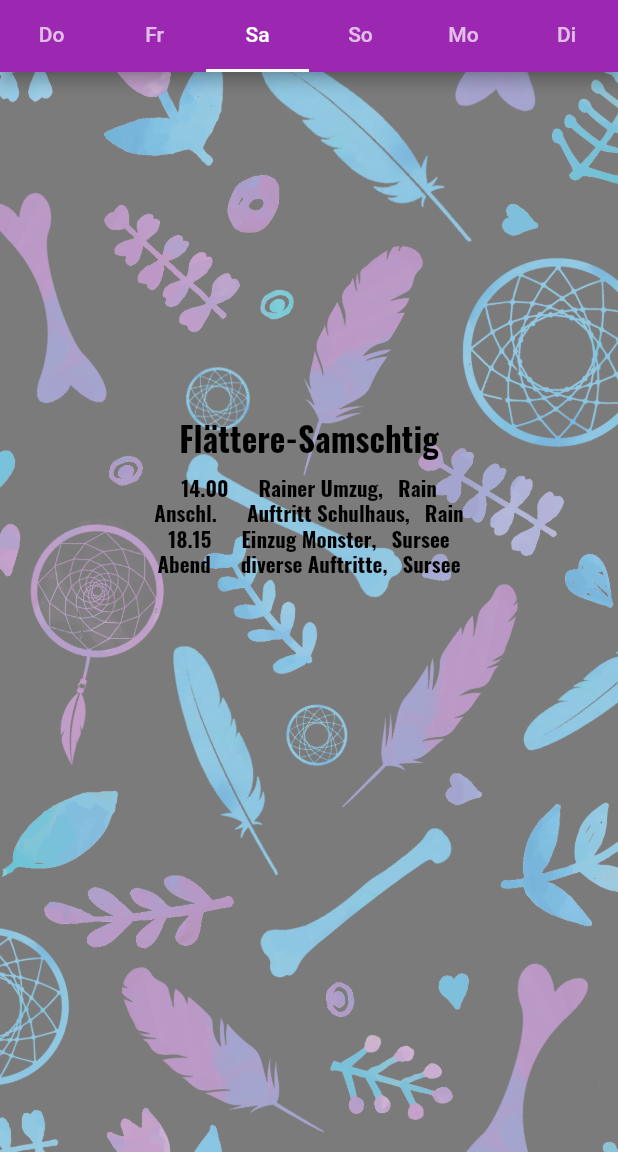
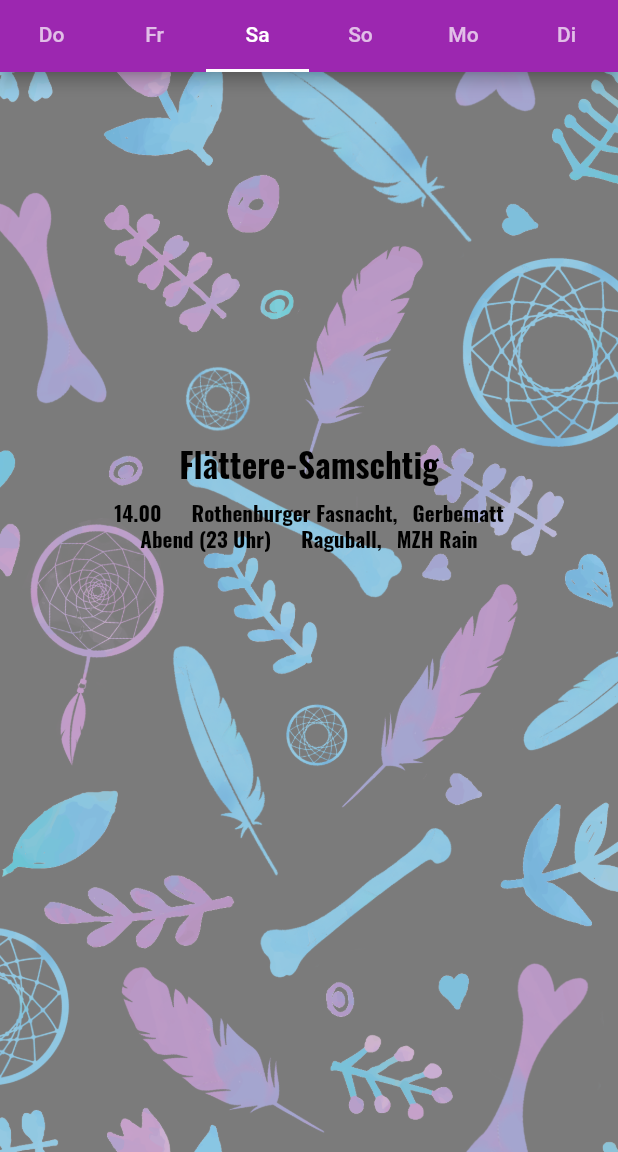
Before and after one commit to Reffx/flaeckegosler_app, a Flutter app: the ProgrammPage screen opened by its route, tab 3 chosen, on a phone screen of 412 x 824 dp, the part 84-1236 px from its top. Run offline on Flutter 3.47's test engine with Material 2 defaults, Android fonts, the phone set to English and light mode, and no system bars; our stand-ins replace flutter_html, google_maps_flutter, photo_view, shared_preferences; missing offline and left inert: fab_circular_menu, mailer; accounts and stored records are empty; network calls fail.

Commit message:
Update Fasnachtsprogramm
Update der verschiedenen Termine der Fasnacht

```diff
--- a/lib/pages/programm.dart
+++ b/lib/pages/programm.dart
@@ -160,7 +160,7 @@ class ProgrammPage extends StatelessWidget {
               ),
               SizedBox(width: 10),
               Text(
-                '(intern)',
+                '(intern), BCH',
                 style: _buildProgrammTextStyle(),
               ),
             ],
@@ -271,7 +271,7 @@ class ProgrammPage extends StatelessWidget {
               ),
               SizedBox(width: 10),
               Text(
-                'Flecken',
+                'Gerbematt',
                 style: _buildProgrammTextStyle(),
               ),
             ],
@@ -348,26 +348,7 @@ class ProgrammPage extends StatelessWidget {
             mainAxisAlignment: MainAxisAlignment.center,
             children: <Widget>[
               Text(
-                '15.45',
-                style: _buildProgrammTextStyle(),
-              ),
-              SizedBox(width: 20),
-              Text(
-                'Ständli,',
-                style: _buildProgrammTextStyle(),
-              ),
-              SizedBox(width: 10),
-              Text(
-                'Auto AG',
-                style: _buildProgrammTextStyle(),
-              ),
-            ],
-          ),
-          Row(
-            mainAxisAlignment: MainAxisAlignment.center,
-            children: <Widget>[
-              Text(
-                '16.20',
+                '16.00',
                 style: _buildProgrammTextStyle(),
               ),
               SizedBox(width: 20),
@@ -440,12 +421,12 @@ class ProgrammPage extends StatelessWidget {
               ),
               SizedBox(width: 20),
               Text(
-                'Rainer Umzug,',
+                'Rothenburger Fasnacht,',
                 style: _buildProgrammTextStyle(),
               ),
               SizedBox(width: 10),
               Text(
-                'Rain',
+                'Gerbematt',
                 style: _buildProgrammTextStyle(),
               ),
             ],
@@ -454,52 +435,17 @@ class ProgrammPage extends StatelessWidget {
             mainAxisAlignment: MainAxisAlignment.center,
             children: <Widget>[
               Text(
-                'Anschl.',
+                'Abend (23 Uhr)',
                 style: _buildProgrammTextStyle(),
               ),
               SizedBox(width: 20),
               Text(
-                'Auftritt Schulhaus,',
-                style: _buildProgrammTextStyle(),
-              ),
-              SizedBox(width: 10),
-              Text('Rain', style: _buildProgrammTextStyle()),
-            ],
-          ),
-          Row(
-            mainAxisAlignment: MainAxisAlignment.center,
-            children: <Widget>[
-              Text(
-                '18.15',
-                style: _buildProgrammTextStyle(),
-              ),
-              SizedBox(width: 20),
-              Text(
-                'Einzug Monster,',
+                'Raguball,',
                 style: _buildProgrammTextStyle(),
               ),
               SizedBox(width: 10),
               Text(
-                'Sursee',
-                style: _buildProgrammTextStyle(),
-              ),
-            ],
-          ),
-          Row(
-            mainAxisAlignment: MainAxisAlignment.center,
-            children: <Widget>[
-              Text(
-                'Abend',
-                style: _buildProgrammTextStyle(),
-              ),
-              SizedBox(width: 20),
-              Text(
-                'diverse Auftritte,',
-                style: _buildProgrammTextStyle(),
-              ),
-              SizedBox(width: 10),
-              Text(
-                'Sursee',
+                'MZH Rain',
                 style: _buildProgrammTextStyle(),
               ),
             ],
@@ -557,52 +503,33 @@ class ProgrammPage extends StatelessWidget {
             mainAxisAlignment: MainAxisAlignment.center,
             children: <Widget>[
               Text(
-                '14.00',
+                '13.00',
                 style: _buildProgrammTextStyle(),
               ),
               SizedBox(width: 20),
               Text(
-                'Eibeler Umzug,',
+                'Fasnacht Littau,',
                 style: _buildProgrammTextStyle(),
               ),
               SizedBox(width: 10),
-              Text('Inwil', style: _buildProgrammTextStyle()),
+              Text('Dorfschulhaus Littau', style: _buildProgrammTextStyle()),
             ],
           ),
           Row(
             mainAxisAlignment: MainAxisAlignment.center,
             children: <Widget>[
               Text(
-                'Anschl.',
+                '20.00',
                 style: _buildProgrammTextStyle(),
               ),
               SizedBox(width: 20),
               Text(
-                'Dörflifäscht,',
+                'Fasnacht Emmen,',
                 style: _buildProgrammTextStyle(),
               ),
               SizedBox(width: 10),
               Text(
-                'Inwil',
-                style: _buildProgrammTextStyle(),
-              ),
-            ],
-          ),
-          Row(
-            mainAxisAlignment: MainAxisAlignment.center,
-            children: <Widget>[
-              Text(
-                'Abend',
-                style: _buildProgrammTextStyle(),
-              ),
-              SizedBox(width: 20),
-              Text(
-                'Raguball (23 Uhr),',
-                style: _buildProgrammTextStyle(),
-              ),
-              SizedBox(width: 10),
-              Text(
-                'Rain',
+                'Gersag',
                 style: _buildProgrammTextStyle(),
               ),
             ],
@@ -641,7 +568,7 @@ class ProgrammPage extends StatelessWidget {
             mainAxisAlignment: MainAxisAlignment.center,
             children: <Widget>[
               Text(
-                '10.00',
+                '10.30',
                 style: _buildProgrammTextStyle(),
               ),
               SizedBox(width: 20),
@@ -679,17 +606,36 @@ class ProgrammPage extends StatelessWidget {
             mainAxisAlignment: MainAxisAlignment.center,
             children: <Widget>[
               Text(
-                '18.15',
+                '16.30',
                 style: _buildProgrammTextStyle(),
               ),
               SizedBox(width: 20),
               Text(
-                'Auftritt Schweizerhof,',
+                'Gässle,',
                 style: _buildProgrammTextStyle(),
               ),
               SizedBox(width: 10),
               Text(
                 'Luzern',
+                style: _buildProgrammTextStyle(),
+              ),
+            ],
+          ),
+          Row(
+            mainAxisAlignment: MainAxisAlignment.center,
+            children: <Widget>[
+              Text(
+                '18.00',
+                style: _buildProgrammTextStyle(),
+              ),
+              SizedBox(width: 20),
+              Text(
+                'Freier Abend,',
+                style: _buildProgrammTextStyle(),
+              ),
+              SizedBox(width: 10),
+              Text(
+                '',
                 style: _buildProgrammTextStyle(),
               ),
             ],
@@ -730,12 +676,12 @@ class ProgrammPage extends StatelessWidget {
               ),
               SizedBox(width: 20),
               Text(
-                'Kinderumzug,',
+                'Umzug,',
                 style: _buildProgrammTextStyle(),
               ),
               SizedBox(width: 10),
               Text(
-                'Rothenburg',
+                'Hochdorf',
                 style: _buildProgrammTextStyle(),
               ),
             ],
@@ -755,25 +701,6 @@ class ProgrammPage extends StatelessWidget {
               SizedBox(width: 10),
               Text(
                 'Luzern',
-                style: _buildProgrammTextStyle(),
-              ),
-            ],
-          ),
-          Row(
-            mainAxisAlignment: MainAxisAlignment.center,
-            children: <Widget>[
-              Text(
-                '01.30',
-                style: _buildProgrammTextStyle(),
-              ),
-              SizedBox(width: 20),
-              Text(
-                'Schmette-Feete,',
-                style: _buildProgrammTextStyle(),
-              ),
-              SizedBox(width: 10),
-              Text(
-                'Rothenburg',
                 style: _buildProgrammTextStyle(),
               ),
             ],
@@ -814,12 +741,12 @@ class ProgrammPage extends StatelessWidget {
               ),
               SizedBox(width: 20),
               Text(
-                'Kinderumzug,',
+                'Umzug,',
                 style: _buildProgrammTextStyle(),
               ),
               SizedBox(width: 10),
               Text(
-                'Rothenburg',
+                'Hochdorf',
                 style: _buildProgrammTextStyle(),
               ),
             ],
@@ -839,25 +766,6 @@ class ProgrammPage extends StatelessWidget {
               SizedBox(width: 10),
               Text(
                 'Luzern',
-                style: _buildProgrammTextStyle(),
-              ),
-            ],
-          ),
-          Row(
-            mainAxisAlignment: MainAxisAlignment.center,
-            children: <Widget>[
-              Text(
-                '01.30',
-                style: _buildProgrammTextStyle(),
-              ),
-              SizedBox(width: 20),
-              Text(
-                'Schmette-Feete,',
-                style: _buildProgrammTextStyle(),
-              ),
-              SizedBox(width: 10),
-              Text(
-                'Rothenburg',
                 style: _buildProgrammTextStyle(),
               ),
             ],
```
